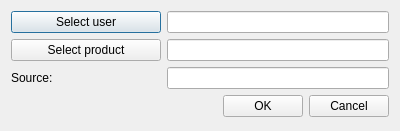
Before: the Qt Designer form OrmasAdmin/OrmasAdmin/CreatePhtDlg.ui in Dalerjon/TheOrmasProejct, drawn with Qt 5.
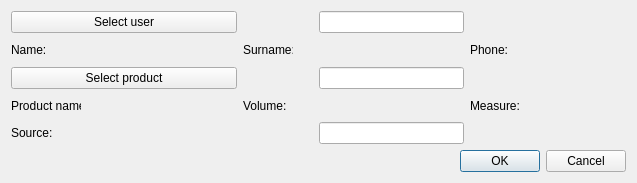
After: the same form once the commit is applied.

What changed in the file:
```diff
--- a/OrmasAdmin/OrmasAdmin/CreatePhtDlg.ui
+++ b/OrmasAdmin/OrmasAdmin/CreatePhtDlg.ui
@@ -6,8 +6,8 @@
    <rect>
     <x>0</x>
     <y>0</y>
-    <width>400</width>
-    <height>131</height>
+    <width>637</width>
+    <height>183</height>
    </rect>
   </property>
   <property name="windowTitle">
@@ -32,44 +32,229 @@
    <property name="bottomMargin">
     <number>11</number>
    </property>
-   <item row="3" column="1">
-    <widget class="QLineEdit" name="userEdit">
-     <property name="toolTip">
+   <item row="4" column="5">
+    <widget class="QLabel" name="phonePh">
+     <property name="minimumSize">
+      <size>
+       <width>100</width>
+       <height>0</height>
+      </size>
+     </property>
+     <property name="font">
+      <font>
+       <family>Times New Roman</family>
+       <pointsize>12</pointsize>
+       <weight>75</weight>
+       <italic>true</italic>
+       <bold>true</bold>
+      </font>
+     </property>
+     <property name="text">
       <string/>
      </property>
-     <property name="readOnly">
-      <bool>true</bool>
+    </widget>
+   </item>
+   <item row="4" column="0">
+    <widget class="QLabel" name="nameLb">
+     <property name="minimumSize">
+      <size>
+       <width>50</width>
+       <height>0</height>
+      </size>
      </property>
+     <property name="maximumSize">
+      <size>
+       <width>50</width>
+       <height>16777215</height>
+      </size>
+     </property>
+     <property name="text">
+      <string>Name:</string>
+     </property>
     </widget>
    </item>
-   <item row="3" column="0">
-    <widget class="QPushButton" name="userBtn">
+   <item row="4" column="1">
+    <widget class="QLabel" name="namePh">
+     <property name="minimumSize">
+      <size>
+       <width>100</width>
+       <height>0</height>
+      </size>
+     </property>
+     <property name="font">
+      <font>
+       <family>Times New Roman</family>
+       <pointsize>12</pointsize>
+       <weight>75</weight>
+       <italic>true</italic>
+       <bold>true</bold>
+      </font>
+     </property>
+     <property name="text">
+      <string/>
+     </property>
+    </widget>
+   </item>
+   <item row="4" column="2">
+    <widget class="QLabel" name="surnameLb">
+     <property name="minimumSize">
+      <size>
+       <width>50</width>
+       <height>0</height>
+      </size>
+     </property>
+     <property name="maximumSize">
+      <size>
+       <width>50</width>
+       <height>16777215</height>
+      </size>
+     </property>
+     <property name="text">
+      <string>Surname:</string>
+     </property>
+    </widget>
+   </item>
+   <item row="4" column="3">
+    <widget class="QLabel" name="surnamePh">
+     <property name="minimumSize">
+      <size>
+       <width>100</width>
+       <height>0</height>
+      </size>
+     </property>
+     <property name="font">
+      <font>
+       <family>Times New Roman</family>
+       <pointsize>12</pointsize>
+       <weight>75</weight>
+       <italic>true</italic>
+       <bold>true</bold>
+      </font>
+     </property>
+     <property name="text">
+      <string/>
+     </property>
+    </widget>
+   </item>
+   <item row="4" column="4">
+    <widget class="QLabel" name="phoneLb">
+     <property name="text">
+      <string>Phone:</string>
+     </property>
+    </widget>
+   </item>
+   <item row="6" column="0">
+    <widget class="QLabel" name="prodNameLb">
+     <property name="minimumSize">
+      <size>
+       <width>70</width>
+       <height>0</height>
+      </size>
+     </property>
+     <property name="maximumSize">
+      <size>
+       <width>70</width>
+       <height>16777215</height>
+      </size>
+     </property>
+     <property name="text">
+      <string>Product name:</string>
+     </property>
+    </widget>
+   </item>
+   <item row="6" column="1">
+    <widget class="QLabel" name="prodNamePh">
      <property name="minimumSize">
       <size>
        <width>150</width>
        <height>0</height>
       </size>
      </property>
+     <property name="font">
+      <font>
+       <family>Times New Roman</family>
+       <pointsize>12</pointsize>
+       <weight>75</weight>
+       <italic>true</italic>
+       <bold>true</bold>
+      </font>
+     </property>
      <property name="text">
-      <string>Select user</string>
+      <string/>
      </property>
     </widget>
    </item>
-   <item row="5" column="1">
-    <widget class="QLineEdit" name="sourceEdit">
-     <property name="toolTip">
-      <string>&lt;html&gt;&lt;head/&gt;&lt;body&gt;&lt;p&gt;For example: C:\My Documents\User\Photo\Milk.jpeg&lt;/p&gt;&lt;/body&gt;&lt;/html&gt;</string>
+   <item row="6" column="2">
+    <widget class="QLabel" name="volumeLb">
+     <property name="minimumSize">
+      <size>
+       <width>70</width>
+       <height>0</height>
+      </size>
      </property>
+     <property name="maximumSize">
+      <size>
+       <width>70</width>
+       <height>16777215</height>
+      </size>
+     </property>
+     <property name="text">
+      <string>Volume:</string>
+     </property>
     </widget>
    </item>
-   <item row="5" column="0">
-    <widget class="QLabel" name="sourceLb">
+   <item row="6" column="3">
+    <widget class="QLabel" name="volumePh">
+     <property name="minimumSize">
+      <size>
+       <width>100</width>
+       <height>0</height>
+      </size>
+     </property>
+     <property name="font">
+      <font>
+       <family>Times New Roman</family>
+       <pointsize>12</pointsize>
+       <weight>75</weight>
+       <italic>true</italic>
+       <bold>true</bold>
+      </font>
+     </property>
      <property name="text">
-      <string>Source:</string>
+      <string/>
      </property>
     </widget>
    </item>
-   <item row="7" column="0" colspan="2">
+   <item row="6" column="4">
+    <widget class="QLabel" name="measureLb">
+     <property name="text">
+      <string>Measure:</string>
+     </property>
+    </widget>
+   </item>
+   <item row="6" column="5">
+    <widget class="QLabel" name="measurePh">
+     <property name="minimumSize">
+      <size>
+       <width>100</width>
+       <height>0</height>
+      </size>
+     </property>
+     <property name="font">
+      <font>
+       <family>Times New Roman</family>
+       <pointsize>12</pointsize>
+       <weight>75</weight>
+       <italic>true</italic>
+       <bold>true</bold>
+      </font>
+     </property>
+     <property name="text">
+      <string/>
+     </property>
+    </widget>
+   </item>
+   <item row="9" column="0" colspan="6">
     <layout class="QHBoxLayout" name="horizontalLayout">
      <item>
       <spacer name="horizontalSpacer">
@@ -100,14 +285,51 @@
      </item>
     </layout>
    </item>
-   <item row="4" column="1">
+   <item row="5" column="3">
     <widget class="QLineEdit" name="productEdit">
      <property name="readOnly">
       <bool>true</bool>
      </property>
     </widget>
    </item>
-   <item row="4" column="0">
+   <item row="3" column="3">
+    <widget class="QLineEdit" name="userEdit">
+     <property name="toolTip">
+      <string/>
+     </property>
+     <property name="readOnly">
+      <bool>true</bool>
+     </property>
+    </widget>
+   </item>
+   <item row="7" column="3">
+    <widget class="QLineEdit" name="sourceEdit">
+     <property name="toolTip">
+      <string>&lt;html&gt;&lt;head/&gt;&lt;body&gt;&lt;p&gt;For example: C:\My Documents\User\Photo\Milk.jpeg&lt;/p&gt;&lt;/body&gt;&lt;/html&gt;</string>
+     </property>
+    </widget>
+   </item>
+   <item row="7" column="0" colspan="2">
+    <widget class="QLabel" name="sourceLb">
+     <property name="text">
+      <string>Source:</string>
+     </property>
+    </widget>
+   </item>
+   <item row="3" column="0" colspan="2">
+    <widget class="QPushButton" name="userBtn">
+     <property name="minimumSize">
+      <size>
+       <width>150</width>
+       <height>0</height>
+      </size>
+     </property>
+     <property name="text">
+      <string>Select user</string>
+     </property>
+    </widget>
+   </item>
+   <item row="5" column="0" colspan="2">
     <widget class="QPushButton" name="productBtn">
      <property name="text">
       <string>Select product</string>
```
Left out of the diff: 3 changed lines with no effect on the pictures.
